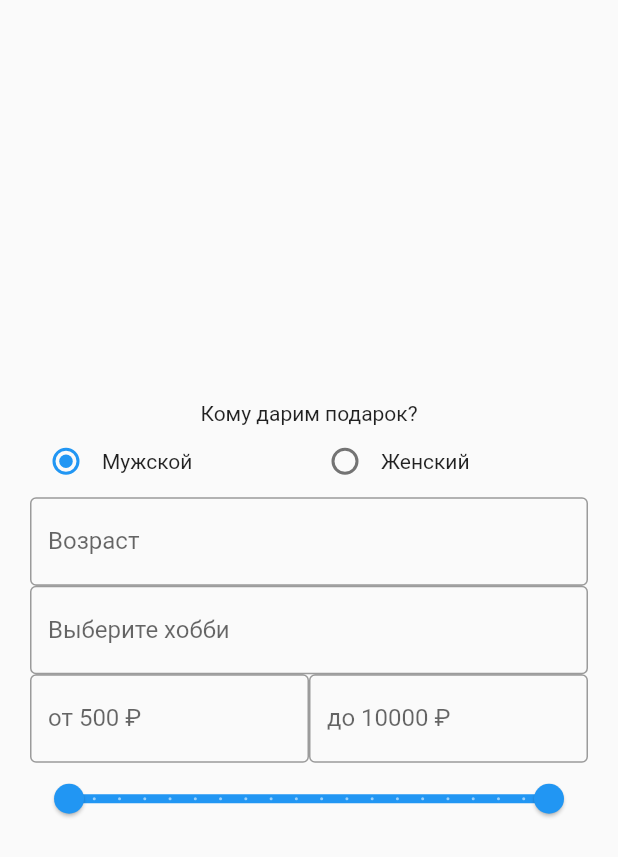
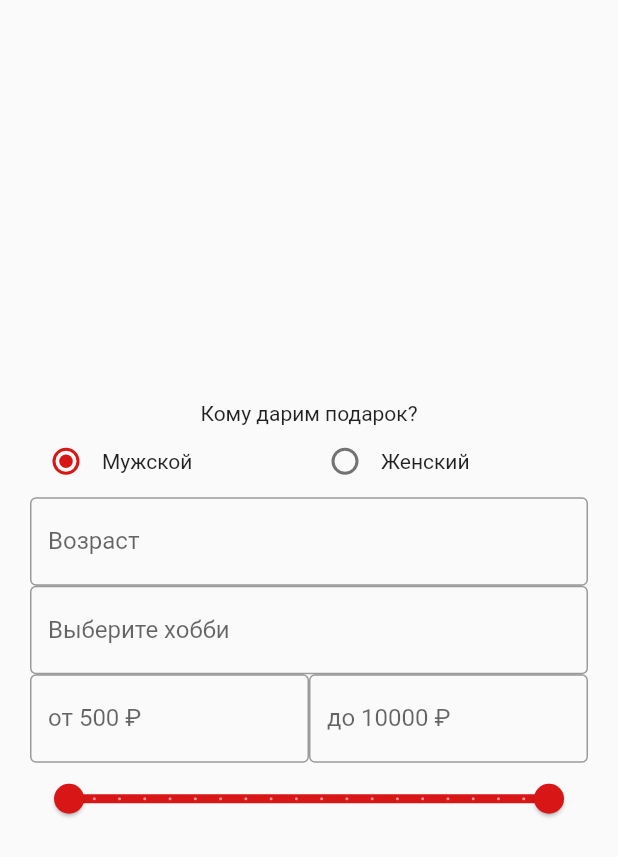
Before and after one commit to ast21/gift-finder-flutter, a Flutter app: the screen it shows after launch, after a tap on "Пропустить", on a phone screen of 412 x 824 dp. Shown: the top 857 px of the screen. Run offline on Flutter 3.47's test engine with Material 2 defaults, Android fonts, the phone set to English and light mode, and no system bars; our stand-ins replace flutter_svg, introduction_screen.

Commit message:
CU-2700v4w set primary color (red)

```diff
--- a/lib/main.dart
+++ b/lib/main.dart
@@ -19,8 +19,8 @@ class MyApp extends StatelessWidget {
       },
       title: 'Gift Finder',
       theme: ThemeData(
-        primarySwatch: Colors.blue,
-      ),
+          colorScheme: ColorScheme.fromSwatch().copyWith(primary: const Color.fromRGBO(216, 22, 22, 1)),
+          toggleableActiveColor: const Color.fromRGBO(216, 22, 22, 1)),
       home: const Intro(),
     );
   }
```
